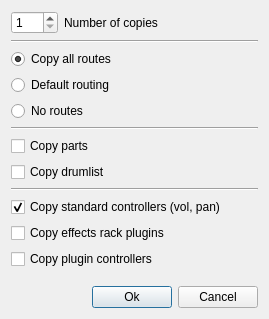
The window that muse2/muse/widgets/tracks_duplicate_base.ui (emrum/muse) describes before a commit, drawn with Qt 5.
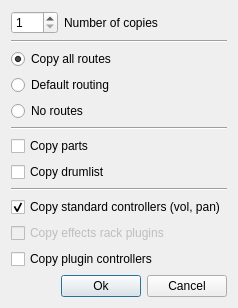
The same window after the commit.

What changed in the file:
```diff
--- a/muse2/muse/widgets/tracks_duplicate_base.ui
+++ b/muse2/muse/widgets/tracks_duplicate_base.ui
@@ -6,8 +6,8 @@
    <rect>
     <x>0</x>
     <y>0</y>
-    <width>269</width>
-    <height>319</height>
+    <width>238</width>
+    <height>261</height>
    </rect>
   </property>
   <property name="windowTitle">
@@ -119,6 +119,9 @@
    </item>
    <item>
     <widget class="QCheckBox" name="pluginsCheckBox">
+     <property name="enabled">
+      <bool>false</bool>
+     </property>
      <property name="text">
       <string>Copy effects rack plugins</string>
      </property>
```
